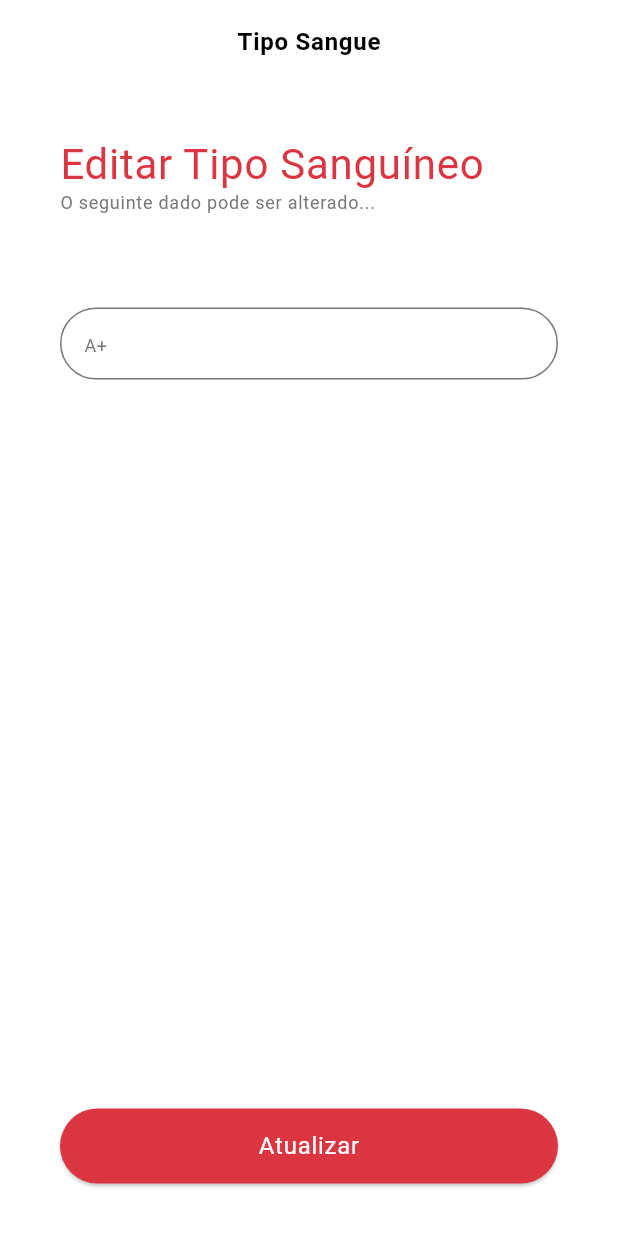
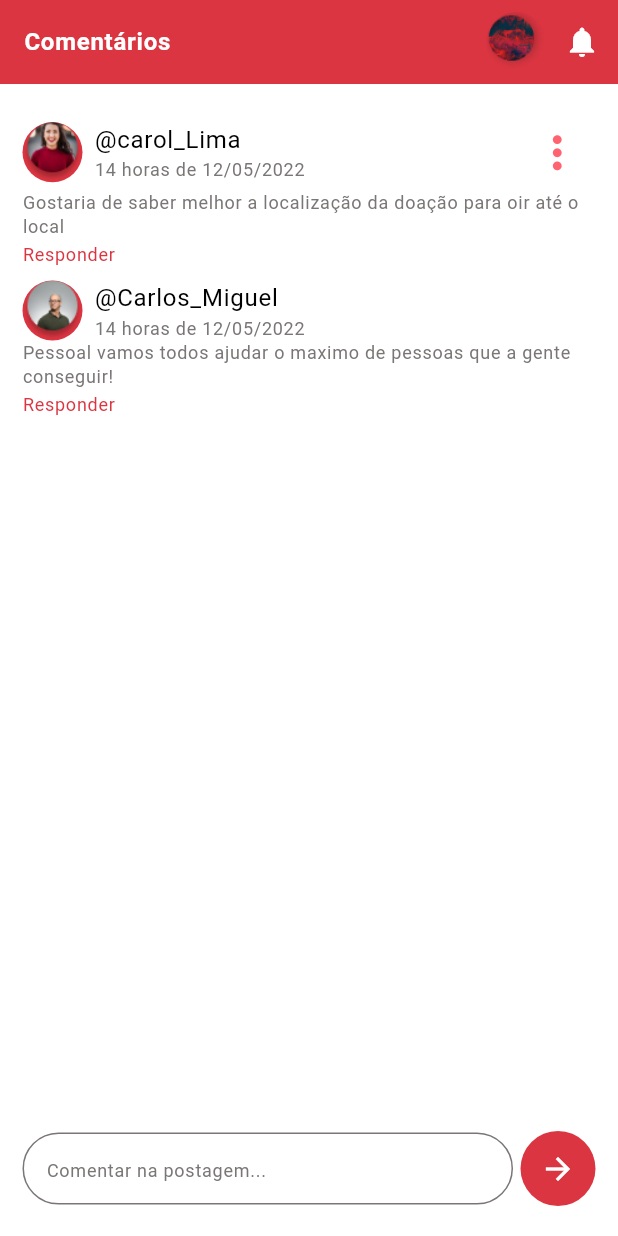
Before and after one commit to Weberth1233/-vidaapp, a Flutter app: the screen it shows after launch, on a phone screen of 412 x 824 dp. Run offline on Flutter 3.47's test engine with Material 3 defaults, Android fonts, the phone set to English and light mode, and no system bars; our stand-ins replace dartz, equatable, google_fonts; Roboto replaces fonts that are missing (Sen).

Commit message:
new changes

```diff
--- a/lib/main.dart
+++ b/lib/main.dart
@@ -1,9 +1,7 @@
 import 'package:flutter/material.dart';
-import 'package:flutter_dotenv/flutter_dotenv.dart';
-import 'package:supabase_flutter/supabase_flutter.dart';
 import 'package:vidaapp/modules/core_modules/theme/theme.dart';
-import 'package:vidaapp/modules/type_blood/03_presentation/pages/type_blood_edit_page.dart';
-import 'modules/post_donation/03_presentation/pages/post_donation_page.dart';
+import 'package:vidaapp/modules/post_donation/03_presentation/pages/post_donation_page/post_donation_page.dart';
+import 'modules/post_donation/03_presentation/pages/post_comments_page/post_comments_page.dart';
 
 Future<void> main() async {
   // await dotenv.load(fileName: '.env');
@@ -27,7 +25,8 @@ class MyApp extends StatelessWidget {
       themeMode: ThemeMode.light,
       title: '+Vida APP',
       theme: AppTheme.lightTheme,
-      home: const TypeBloodEditPage(),
+      debugShowCheckedModeBanner: false,
+      home: const PostCommentsPage(),
     );
   }
 }
--- a/lib/modules/core_modules/theme/theme.dart
+++ b/lib/modules/core_modules/theme/theme.dart
@@ -13,7 +13,7 @@ class AppTheme {
   static const Color _lightSecondaryVariantColor = Color(0XFFFF636F);
   static const Color _lightTertiaryVariantColor = Color(0XFFB5101C);
 
-  static final Color _lightOnPrimaryColor = Colors.blueGrey.shade200;
+  // static final Color _lightOnPrimaryColor = Colors.blueGrey.shade200;
 
   static const Color _lightTextColorVariantWhite = Color(0XFFFFFFFF);
   static const Color _lightTextColorVariantGrey = Color(0XFF7A7676);
@@ -101,7 +101,7 @@ class AppTheme {
   // *****************
 
   static final ThemeData lightTheme = ThemeData(
-      scaffoldBackgroundColor: _lightPrimaryColor,
+      scaffoldBackgroundColor: _lightPrimaryBackgroundColor,
       inputDecorationTheme: InputDecorationTheme(
         hintStyle: _lightTextTheme.bodySmall!.copyWith(
           color: _lightTextColorVariantGrey,
--- a/lib/modules/core_modules/widgets/forms_widgets/text_input_widget.dart
+++ b/lib/modules/core_modules/widgets/forms_widgets/text_input_widget.dart
@@ -3,29 +3,24 @@ import 'package:flutter/material.dart';
 class TextInputWidget extends StatelessWidget {
   final TextEditingController controller;
   final String hintTextFormField;
+  final bool isBottomPadding;
   const TextInputWidget({
     super.key,
     required this.controller,
     required this.hintTextFormField,
+    this.isBottomPadding = true,
   });
 
   @override
   Widget build(BuildContext context) {
-    final theme = Theme.of(context);
+    // final theme = Theme.of(context);
     return Container(
-      padding: const EdgeInsets.only(bottom: 22),
+      padding: EdgeInsets.only(bottom: isBottomPadding ? 22 : 0),
       child: TextFormField(
         keyboardType: TextInputType.name,
         style: const TextStyle(height: 1.0),
         decoration: InputDecoration(
           hintText: hintTextFormField,
-          // hintStyle: theme.textTheme.bodySmall!
-          //     .copyWith(color: theme.colorScheme.outline),
-          // border: const OutlineInputBorder(
-          //   borderRadius: BorderRadius.all(
-          //     Radius.circular(30),
-          //   ),
-          // ),
         ),
         controller: controller,
       ),
--- a/lib/modules/core_modules/widgets/global_scaffold_widget.dart
+++ b/lib/modules/core_modules/widgets/global_scaffold_widget.dart
@@ -1,12 +1,18 @@
 import 'package:flutter/material.dart';
+import 'package:vidaapp/modules/core_modules/widgets/profile_photo_widget.dart';
 
 class GlobalScaffoldWidget extends StatelessWidget {
   final String appBarTitle;
   final Widget body;
+  final bool? centerTitle;
+  final Color? backgroundColor;
+
   const GlobalScaffoldWidget({
     super.key,
     required this.appBarTitle,
     required this.body,
+    this.centerTitle = true,
+    this.backgroundColor,
   });
 
   @override
@@ -14,17 +20,27 @@ class GlobalScaffoldWidget extends StatelessWidget {
     final theme = Theme.of(context);
     return Scaffold(
       appBar: AppBar(
+        backgroundColor: theme.colorScheme.primary,
         title: Text(
           appBarTitle,
-          style:
-              theme.textTheme.bodyMedium!.copyWith(fontWeight: FontWeight.bold),
+          style: theme.textTheme.bodyMedium!.copyWith(
+              fontWeight: FontWeight.bold,
+              color: theme.colorScheme.onSecondary),
         ),
-        centerTitle: true,
+        centerTitle: centerTitle,
+        actions: [
+          const ProfilePhotoWidget(
+              image: AssetImage('assets/images-mock/Ellipse.png')),
+          IconButton(
+            onPressed: () {},
+            icon: const Icon(Icons.notifications),
+          ),
+        ],
       ),
       body: Container(
-          color: theme.colorScheme.onSecondary,
-          padding: const EdgeInsets.symmetric(horizontal: 15),
-          child: body),
+        padding: const EdgeInsets.symmetric(horizontal: 15),
+        child: body,
+      ),
     );
   }
 }
--- /dev/null
+++ b/lib/modules/core_modules/widgets/profile_photo_widget.dart
@@ -0,0 +1,27 @@
+import 'package:flutter/material.dart';
+
+class ProfilePhotoWidget extends StatelessWidget {
+  final ImageProvider<Object> image;
+
+  const ProfilePhotoWidget({super.key, required this.image});
+
+  @override
+  Widget build(BuildContext context) {
+    final themeColor = Theme.of(context).colorScheme;
+    return Container(
+      height: 40,
+      width: 40,
+      decoration: BoxDecoration(
+        color: themeColor.primary,
+        borderRadius: BorderRadius.circular(50),
+        image: DecorationImage(
+            image: image,
+            // image: NetworkImage(
+            //   'https://www.cnnbrasil.com.br/wp-content/uploads/sites/12/2023/07/IMG_4029.jpg?w=732&h=412&crop=1',
+            // ),
+            fit: BoxFit.cover),
+      ),
+      child: const SizedBox(),
+    );
+  }
+}
--- /dev/null
+++ b/lib/modules/post_donation/03_presentation/pages/post_comments_page/comment_area/comment_area.dart
@@ -0,0 +1,46 @@
+import 'package:flutter/material.dart';
+
+import '../../widgets/card_header.dart';
+import 'widgets/comment_content_area.dart';
+
+class CommentArea extends StatelessWidget {
+  final ImageProvider<Object> image;
+  final String title;
+  final String subTitle;
+  final void Function()? onPressedMoreOptions;
+  final bool visibilityIconButton;
+  final bool isColorRedTitle;
+
+  final String textComment;
+  final void Function()? onTapResponse;
+
+  const CommentArea(
+      {super.key,
+      required this.image,
+      required this.title,
+      required this.subTitle,
+      this.onPressedMoreOptions,
+      this.visibilityIconButton = true,
+      this.isColorRedTitle = true,
+      required this.textComment,
+      this.onTapResponse});
+
+  @override
+  Widget build(BuildContext context) {
+    return Column(
+      crossAxisAlignment: CrossAxisAlignment.start,
+      children: <Widget>[
+        CardHeader(
+          image: image,
+          title: title,
+          isColorRedTitle: isColorRedTitle,
+          subTitle: subTitle,
+          visibilityIconButton: visibilityIconButton,
+          onPressedMoreOptions: onPressedMoreOptions,
+        ),
+        CommentContentArea(
+            textComment: textComment, onTapResponse: onTapResponse),
+      ],
+    );
+  }
+}
--- /dev/null
+++ b/lib/modules/post_donation/03_presentation/pages/post_comments_page/comment_area/widgets/comment_content_area.dart
@@ -0,0 +1,43 @@
+import 'package:flutter/material.dart';
+
+//Comments content area
+class CommentContentArea extends StatelessWidget {
+  final String textComment;
+  final void Function()? onTapResponse;
+  const CommentContentArea(
+      {super.key, required this.textComment, this.onTapResponse});
+
+  @override
+  Widget build(BuildContext context) {
+    final theme = Theme.of(context);
+    return Column(
+      crossAxisAlignment: CrossAxisAlignment.start,
+      children: [
+        Text(
+          textComment,
+          style: theme.textTheme.bodySmall!
+              .copyWith(color: theme.colorScheme.outline),
+        ),
+        const SizedBox(
+          height: 3,
+        ),
+        MouseRegion(
+          cursor: SystemMouseCursors.click,
+          child: GestureDetector(
+            onTap: onTapResponse,
+            child: Container(
+              color: Colors.transparent,
+              height: 25,
+              width: 80,
+              child: Text(
+                'Responder',
+                style: theme.textTheme.bodySmall!
+                    .copyWith(color: theme.colorScheme.primary),
+              ),
+            ),
+          ),
+        ),
+      ],
+    );
+  }
+}
--- /dev/null
+++ b/lib/modules/post_donation/03_presentation/pages/post_comments_page/comment_area/widgets/comment_textfield_area.dart
@@ -0,0 +1,47 @@
+import 'package:flutter/material.dart';
+
+import '../../../../../../core_modules/widgets/forms_widgets/text_input_widget.dart';
+
+class CommentTextFieldArea extends StatelessWidget {
+  final TextEditingController controller;
+  final void Function()? onPressed;
+  const CommentTextFieldArea(
+      {super.key, required this.controller, this.onPressed});
+
+  @override
+  Widget build(BuildContext context) {
+    final theme = Theme.of(context);
+
+    return SizedBox(
+      width: double.infinity,
+      child: Row(
+        children: [
+          Expanded(
+            child: TextInputWidget(
+              controller: controller,
+              hintTextFormField: 'Comentar na postagem...',
+              isBottomPadding: false,
+            ),
+          ),
+          const SizedBox(
+            width: 5,
+          ),
+          Container(
+            width: 50,
+            height: 50,
+            decoration: BoxDecoration(
+              borderRadius: BorderRadius.circular(25),
+              color: theme.colorScheme.primary,
+            ),
+            child: IconButton(
+                onPressed: onPressed,
+                icon: Icon(
+                  Icons.arrow_forward_outlined,
+                  color: theme.colorScheme.onSecondary,
+                )),
+          ),
+        ],
+      ),
+    );
+  }
+}
--- /dev/null
+++ b/lib/modules/post_donation/03_presentation/pages/post_comments_page/post_comments_page.dart
@@ -0,0 +1,63 @@
+import 'package:flutter/material.dart';
+import '../../../../core_modules/widgets/global_scaffold_widget.dart';
+import 'comment_area/comment_area.dart';
+import 'comment_area/widgets/comment_textfield_area.dart';
+
+class PostCommentsPage extends StatelessWidget {
+  const PostCommentsPage({super.key});
+
+  @override
+  Widget build(BuildContext context) {
+    TextEditingController controller = TextEditingController();
+    return GlobalScaffoldWidget(
+      appBarTitle: 'Comentários',
+      centerTitle: false,
+      body: Container(
+        padding: const EdgeInsets.symmetric(vertical: 20),
+        child: Column(
+          crossAxisAlignment: CrossAxisAlignment.start,
+          mainAxisAlignment: MainAxisAlignment.end,
+          children: [
+            Expanded(
+              child: ListView(
+                children: [
+                  CommentArea(
+                    image: const AssetImage('assets/images-mock/people01.png'),
+                    title: '@carol_Lima',
+                    subTitle: '14 horas de 12/05/2022',
+                    onPressedMoreOptions: () {
+                      debugPrint('Cliquei no mais opções');
+                    },
+                    isColorRedTitle: false,
+                    textComment:
+                        'Gostaria de saber melhor a localização da doação para oir até o local',
+                    onTapResponse: () {},
+                  ),
+                  CommentArea(
+                    image: const AssetImage('assets/images-mock/people02.png'),
+                    title: '@Carlos_Miguel',
+                    subTitle: '14 horas de 12/05/2022',
+                    onPressedMoreOptions: () {
+                      debugPrint('Cliquei no mais opções');
+                    },
+                    isColorRedTitle: false,
+                    textComment:
+                        'Pessoal vamos todos ajudar o maximo de pessoas que a gente conseguir!',
+                    visibilityIconButton: false,
+                    onTapResponse: () {},
+                  ),
+                ],
+              ),
+            ),
+            CommentTextFieldArea(
+              controller: controller,
+              onPressed: () {
+                debugPrint('Cliquei em enviar comentário');
+              },
+            ),
+          ],
+        ),
+      ),
+    );
+  }
+}
--- /dev/null
+++ b/lib/modules/post_donation/03_presentation/pages/widgets/card_header.dart
@@ -0,0 +1,73 @@
+import 'package:flutter/material.dart';
+
+import '../../../../core_modules/widgets/profile_photo_widget.dart';
+
+class CardHeader extends StatelessWidget {
+  final ImageProvider<Object> image;
+  final String title;
+  final String subTitle;
+  final void Function()? onPressedMoreOptions;
+  final bool visibilityIconButton;
+  final bool isColorRedTitle;
+
+  const CardHeader({
+    super.key,
+    required this.image,
+    required this.title,
+    required this.subTitle,
+    this.visibilityIconButton = true,
+    this.onPressedMoreOptions,
+    this.isColorRedTitle = true,
+  });
+
+  @override
+  Widget build(BuildContext context) {
+    final theme = Theme.of(context);
+    return Row(
+      children: [
+        Expanded(
+          child: Row(
+            children: [
+              ProfilePhotoWidget(
+                // image: AssetImage('assets/images-mock/Ellipse.png'),
+                image: image,
+              ),
+              const SizedBox(
+                width: 8,
+              ),
+              Column(
+                crossAxisAlignment: CrossAxisAlignment.start,
+                children: [
+                  Text(
+                    title,
+                    style: theme.textTheme.bodyLarge!.copyWith(
+                        color: isColorRedTitle
+                            ? theme.colorScheme.secondary
+                            : theme.colorScheme.onPrimary),
+                  ),
+                  Text(
+                    subTitle,
+                    style: theme.textTheme.bodySmall!
+                        .copyWith(color: theme.colorScheme.outline),
+                  ),
+                ],
+              ),
+              // IconButton(onPressed: () {}, icon: Icon(Icons.more_vert_outlined))
+            ],
+          ),
+        ),
+        Visibility(
+          visible: visibilityIconButton,
+          child: IconButton(
+            onPressed: onPressedMoreOptions,
+            icon: Icon(
+              Icons.more_vert_outlined,
+              size: 35,
+              color: theme.colorScheme.secondary,
+            ),
+          ),
+        )
+      ],
+    );
+  }
+}
--- a/lib/modules/type_blood/02_domain/repositories/type_blood_repository.dart
+++ b/lib/modules/type_blood/02_domain/repositories/type_blood_repository.dart
@@ -1,4 +1,4 @@
 import 'package:vidaapp/modules/core_modules/repositories/reposity.dart';
 import '../entities/type_blood_entity.dart';
 
-class TypeBloodRepository extends Reposity<TypeBloodEntity> {}
+abstract class TypeBloodRepository extends Reposity<TypeBloodEntity> {}
```
Also changed, not shown: lib/modules/post_donation/03_presentation/pages/post_donation_page.dart (deleted, +0 -17 lines), lib/modules/post_donation/03_presentation/pages/post_donation_page/card/card_post.dart (added, +64 -0 lines), lib/modules/post_donation/03_presentation/pages/post_donation_page/card/widgets/post_card_content.dart (added, +36 -0 lines), lib/modules/post_donation/03_presentation/pages/post_donation_page/card/widgets/post_card_icons.dart (added, +74 -0 lines), lib/modules/post_donation/03_presentation/pages/post_donation_page/post_donation_page.dart (added, +41 -0 lines), lib/modules/post_donation/03_presentation/pages/widgets/card_post.dart (deleted, +0 -14 lines).
